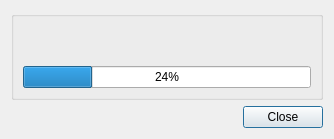
Qt form qt/progressdialog.ui (whoozle/android-file-transfer-linux) before a commit.
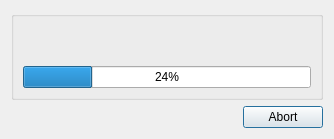
The same form after that commit.

Commit message: added Abort button, forward request to file uploader

Diff of the .ui file:
```diff
--- a/qt/progressdialog.ui
+++ b/qt/progressdialog.ui
@@ -59,7 +59,7 @@
       <enum>Qt::Horizontal</enum>
      </property>
      <property name="standardButtons">
-      <set>QDialogButtonBox::Close</set>
+      <set>QDialogButtonBox::Abort</set>
      </property>
     </widget>
    </item>
```
The commit also changes 5 other files.
